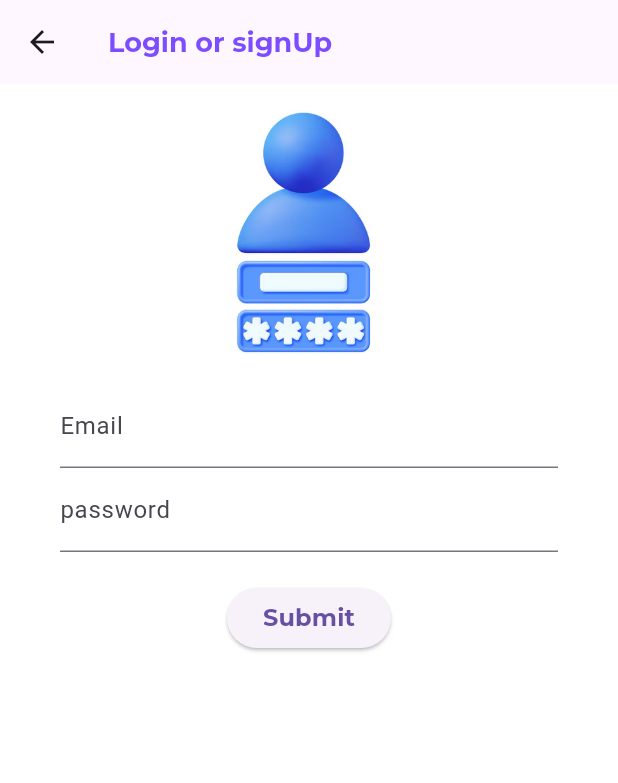
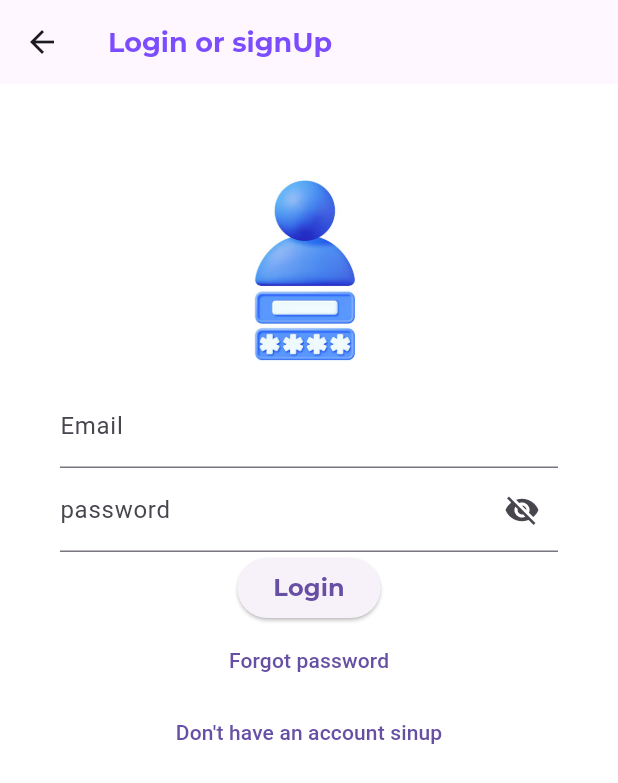
Before and after one commit to BraisonWabwire/flexi_hire, a Flutter app: the HomePage screen opened directly, on a phone screen of 412 x 824 dp. Shown: the top 783 px of the screen. Run offline on Flutter 3.47's test engine with Material 3 defaults, Android fonts, the phone set to English and light mode, and no system bars; our stand-ins replace google_fonts, smooth_page_indicator.

Commit message:
Creating an form with obsecure icon to enable passoword visibility

```diff
--- a/lib/homepage.dart
+++ b/lib/homepage.dart
@@ -14,6 +14,8 @@ class _HomePageState extends State<HomePage> {
   final TextEditingController _nameController = TextEditingController();
   final TextEditingController _passwordController = TextEditingController();
 
+  bool _obsecureText = true;
+
   @override
   Widget build(BuildContext context) {
     return Scaffold(
@@ -28,15 +30,18 @@ class _HomePageState extends State<HomePage> {
           ),
         ),
       ),
-      body: Center(
+      body: Padding(
+        padding: const EdgeInsets.only(top: 50),
+        child: Center(
           child: Column(
             children: [
-            Image.asset('assets/images/lock.png', width: 200, height: 200),
+              Image.asset('assets/images/lock.png', width: 150, height: 150),
               Padding(
                 padding: const EdgeInsets.only(left: 40, right: 40),
                 child: Form(
                   key: _formKey,
                   child: Column(
+                    mainAxisAlignment: MainAxisAlignment.spaceEvenly,
                     children: <Widget>[
                       TextFormField(
                         decoration: InputDecoration(labelText: 'Email'),
@@ -50,7 +55,22 @@ class _HomePageState extends State<HomePage> {
                       ),
                       TextFormField(
                         controller: _passwordController,
-                      decoration: InputDecoration(labelText: 'password'),
+                        obscureText: _obsecureText,
+                        decoration: InputDecoration(
+                          labelText: 'password',
+                          suffixIcon: IconButton(
+                            icon: Icon(
+                              _obsecureText
+                                  ? Icons.visibility_off
+                                  : Icons.visibility,
+                            ),
+                            onPressed: () {
+                              setState(() {
+                                _obsecureText = !_obsecureText;
+                              });
+                            },
+                          ),
+                        ),
                         validator: (value) {
                           if (value == null || value.isEmpty) {
                             return 'please enter password';
@@ -58,7 +78,7 @@ class _HomePageState extends State<HomePage> {
                           return null;
                         },
                       ),
-                    SizedBox(height: 20),
+                      // SizedBox(height: 20),
                       ElevatedButton(
                         onPressed: () {
                           if (_formKey.currentState!.validate()) {
@@ -66,7 +86,7 @@ class _HomePageState extends State<HomePage> {
                           }
                         },
                         child: Text(
-                        'Submit',
+                          'Login',
                           style: GoogleFonts.montserrat(
                             fontSize: 16,
                             fontWeight: FontWeight.bold,
@@ -77,7 +97,15 @@ class _HomePageState extends State<HomePage> {
                   ),
                 ),
               ),
+              // SizedBox(height: 5,),
+              TextButton(onPressed: () {}, child: Text('Forgot password')),
+              // SizedBox(height: 5,),
+              TextButton(
+                onPressed: () {},
+                child: Text("Don't have an account sinup"),
+              ),
             ],
+          ),
         ),
       ),
     );
```
Lines whose indentation alone changed are shown as unchanged.
